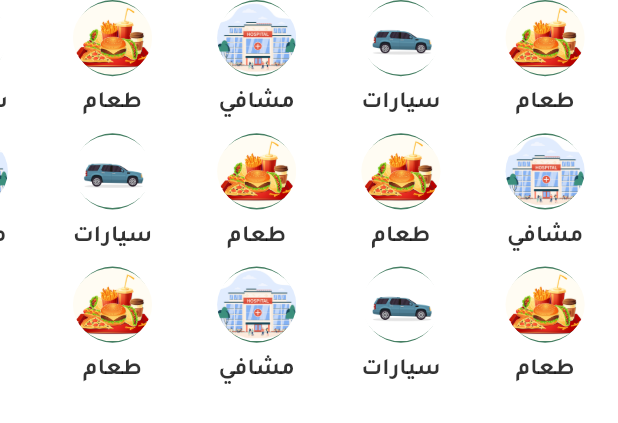
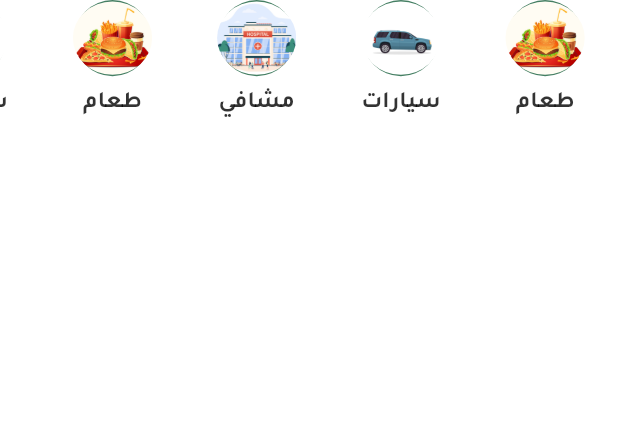
Before and after one commit to kareemzedan-dev/dalel-elsham, a Flutter app: the CategoryItemList widget shown alone on an empty page, opened directly, on a phone screen of 412 x 824 dp. Shown: the top 423 px of the screen. Run offline on Flutter 3.47's test engine with Material 3 defaults, Android fonts, the light colour scheme and no system bars; our stand-ins replace carousel_slider, dots_indicator, flutter_screenutil, font_awesome_flutter.

```diff
--- a/lib/features/home/presentation/tabs/home/presentation/views/prayer_times_view.dart
+++ b/lib/features/home/presentation/tabs/home/presentation/views/prayer_times_view.dart
@@ -19,7 +19,7 @@ class PrayerTimesView extends StatelessWidget {
           width: double.infinity,
         ),
         Container(
-          color: ColorsManager.white.withOpacity(0.1),
+          color: ColorsManager.grey.withOpacity(0.2),
         ),
         Scaffold(
           backgroundColor: Colors.transparent,
--- a/lib/features/home/presentation/tabs/home/presentation/widgets/category_item_list.dart
+++ b/lib/features/home/presentation/tabs/home/presentation/widgets/category_item_list.dart
@@ -20,32 +20,7 @@ class CategoryItemList extends StatelessWidget {
     {"title": "طعام", "image": AssetsManager.category1},
     {"title": "سيارات", "image": AssetsManager.category2},
     {"title": "مشافي", "image": AssetsManager.category3},
-    {"title": "طعام", "image": AssetsManager.category1},
-    {"title": "سيارات", "image": AssetsManager.category2},
-    {"title": "مشافي", "image": AssetsManager.category3},
-    {"title": "طعام", "image": AssetsManager.category1},
-    {"title": "سيارات", "image": AssetsManager.category2},
-    {"title": "مشافي", "image": AssetsManager.category3},
-    {"title": "طعام", "image": AssetsManager.category1},
-    {"title": "طعام", "image": AssetsManager.category1},
-    {"title": "سيارات", "image": AssetsManager.category2},
-    {"title": "مشافي", "image": AssetsManager.category3},
-    {"title": "طعام", "image": AssetsManager.category1},
-    {"title": "سيارات", "image": AssetsManager.category2},
-    {"title": "مشافي", "image": AssetsManager.category3},
-    {"title": "طعام", "image": AssetsManager.category1},
-    {"title": "سيارات", "image": AssetsManager.category2},
-    {"title": "مشافي", "image": AssetsManager.category3},
-    {"title": "طعام", "image": AssetsManager.category1},
-    {"title": "سيارات", "image": AssetsManager.category2},
-    {"title": "مشافي", "image": AssetsManager.category3},
-    {"title": "طعام", "image": AssetsManager.category1},
-    {"title": "سيارات", "image": AssetsManager.category2},
-    {"title": "مشافي", "image": AssetsManager.category3},
-    {"title": "طعام", "image": AssetsManager.category1},
-    {"title": "سيارات", "image": AssetsManager.category2},
-    {"title": "مشافي", "image": AssetsManager.category3},
-    {"title": "طعام", "image": AssetsManager.category1},
+
 
 
   ];
@@ -72,7 +47,7 @@ class CategoryItemList extends StatelessWidget {
     return SizedBox(
       height: (itemHeight * rows.length) + (itemSpacing * (rows.length - 1)), // ارتفاع كافٍ لعدد الصفوف
       child: SingleChildScrollView(
-        scrollDirection: Axis.horizontal, // <-- واحد فقط, يحرك كل شيء
+        scrollDirection: Axis.horizontal,
         child: Row(
           crossAxisAlignment: CrossAxisAlignment.start,
           children: List.generate(columnsCount, (colIndex) {
--- a/lib/features/home/presentation/tabs/home/presentation/widgets/home_view_body.dart
+++ b/lib/features/home/presentation/tabs/home/presentation/widgets/home_view_body.dart
@@ -31,7 +31,7 @@ class HomeViewBody extends StatelessWidget {
                 ],
               ),
               SizedBox(height: 30.h),
-              CategoriesSection(),
+           //  CategoriesSection(),
               SectionWidget(title: "عناصر مميزه", child: ProjectsList()),
               SizedBox(height: 30.h),
               ServicesSection(),
--- a/lib/features/home/presentation/tabs/home/presentation/widgets/prayer_times_view_body.dart
+++ b/lib/features/home/presentation/tabs/home/presentation/widgets/prayer_times_view_body.dart
@@ -19,7 +19,7 @@ class PrayerTimesViewBody extends StatelessWidget {
       children: [
         SafeArea(
           child: Padding(
-            padding: EdgeInsets.symmetric(horizontal: 20.w),
+            padding: EdgeInsets.symmetric(horizontal: 20.w, vertical: 16.h),
             child: Row(
               mainAxisAlignment: MainAxisAlignment.start,
               children: [
@@ -148,7 +148,7 @@ class PrayerTimeItem extends StatelessWidget {
             style: Theme.of(context).textTheme.titleLarge?.copyWith(
               fontWeight: FontWeight.bold,
               fontSize: 18.sp,
-              color: ColorsManager.primaryColor,
+              color: ColorsManager.white,
             ),
           ),
           Text(
@@ -156,7 +156,7 @@ class PrayerTimeItem extends StatelessWidget {
             style: Theme.of(context).textTheme.bodyLarge?.copyWith(
               fontWeight: FontWeight.bold,
               fontSize: 18.sp,
-              color: ColorsManager.primaryColor,
+              color: ColorsManager.white,
             ),
           ),
         ],
```
Also changed, not shown: lib/features/home/presentation/tabs/home/presentation/widgets/project_item.dart (+7 -1 lines), lib/main.dart (+4 -8 lines), pubspec.yaml (+8 -0 lines), assets/images/app_icon.png (added), pubspec.lock, 28 other files.
